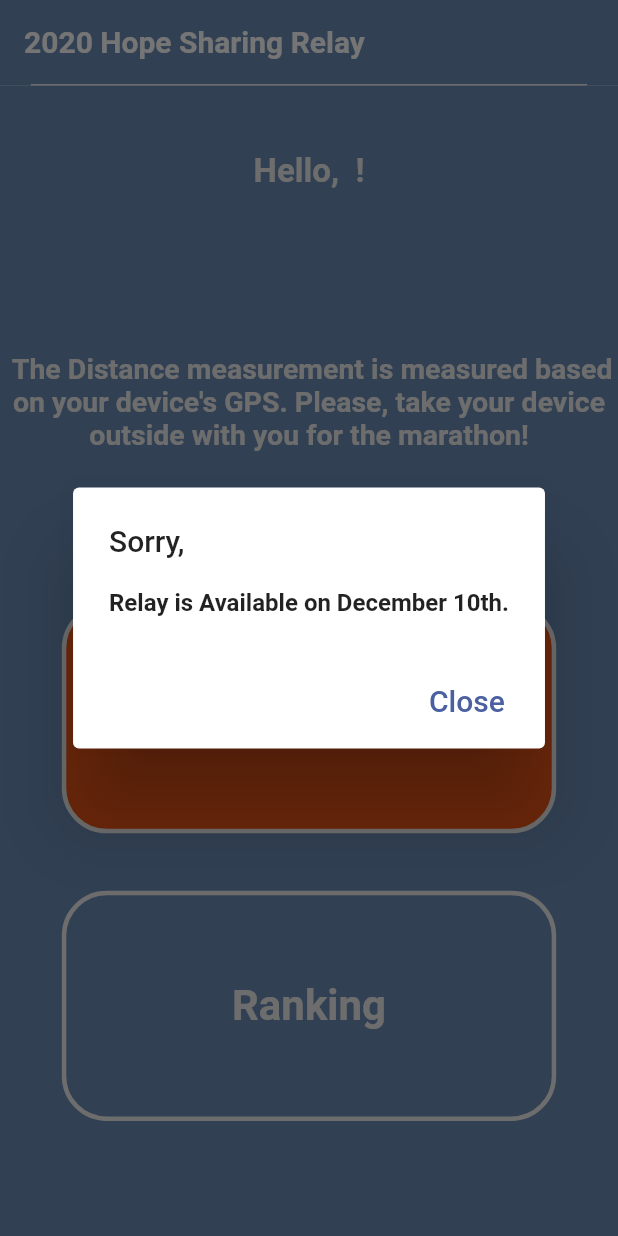
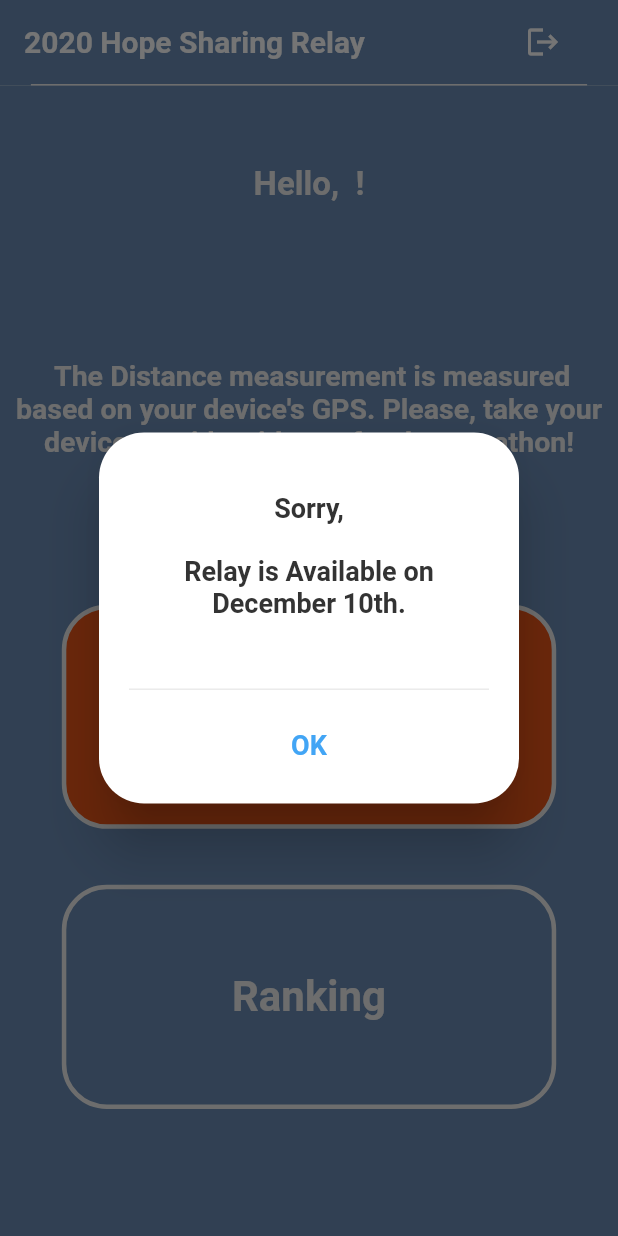
Before and after one commit to seunghwanly/minimarathon, a Flutter app: the RelayStart widget shown alone on an empty page, opened directly with empty values, after a tap on "Relay START", on a phone screen of 412 x 824 dp. Run offline on Flutter 3.47's test engine with Material 2 defaults, Android fonts, the phone set to English and light mode, and no system bars; our stand-ins replace firebase_auth, firebase_core, firebase_database, flutter_linkify, pin_code_fields, shared_preferences and 1 more; missing offline and left inert: background_location, http_auth, international_phone_input, libphonenumber, loading_animations; accounts and stored records are empty; statements that could not run were skipped.

```diff
--- a/minimarathon/lib/component/body/relay/relay_start.dart
+++ b/minimarathon/lib/component/body/relay/relay_start.dart
@@ -1,6 +1,7 @@
 import 'package:flutter/material.dart';
 import 'package:minimarathon/component/body/relay/background_location.dart';
 import 'package:minimarathon/component/header/header.dart';
+import 'package:minimarathon/util/custom_dialog.dart';
 import 'package:minimarathon/util/palette.dart';
 import '../../../util/text_style.dart';
 import '../relay/ranking.dart';
@@ -41,31 +42,32 @@ class RelayStartState extends State<RelayStart> {
   }
 
   void _showDialog() {
-    showDialog(
-      context: context,
-      builder: (BuildContext context) {
-        // return object of type Dialog
-        return AlertDialog(
-          title: new Text("Sorry, " + username),
-          content: new Text("Relay is Available on December 10th.",
-              style: TextStyle(
-                  color: Colors.black87,
-                  fontSize: 16,
-                  fontWeight: FontWeight.w600)),
-          actions: <Widget>[
-            new FlatButton(
-              child: new Text(
-                "Close",
-                style: TextStyle(color: royalblue, fontSize: 20),
-              ),
-              onPressed: () {
-                Navigator.pop(context);
-              },
-            ),
-          ],
-        );
-      },
-    );
+    // showDialog(
+    //   context: context,
+    //   builder: (BuildContext context) {
+    //     // return object of type Dialog
+    //     return AlertDialog(
+    //       title: new Text("Sorry, " + username),
+    //       content: new Text("Relay is Available on December 10th.",
+    //           style: TextStyle(
+    //               color: Colors.black87,
+    //               fontSize: 16,
+    //               fontWeight: FontWeight.w600)),
+    //       actions: <Widget>[
+    //         new FlatButton(
+    //           child: new Text(
+    //             "Close",
+    //             style: TextStyle(color: royalblue, fontSize: 20),
+    //           ),
+    //           onPressed: () {
+    //             Navigator.pop(context);
+    //           },
+    //         ),
+    //       ],
+    //     );
+    //   },
+    // );
+    showMyDialog(context, "Sorry, " + username + '\n\n' + "Relay is Available on December 10th.");
   }
 
   void _navigationToLocation() {
@@ -129,7 +131,9 @@ class RelayStartState extends State<RelayStart> {
   Widget build(BuildContext context) {
     return CustomHeader(
         title: "2020 Hope Sharing Relay",
-        body: new Center(
+        body: new Container(
+          alignment: Alignment.center,
+          padding: EdgeInsets.all(10.0),
           child: Column(
             mainAxisAlignment: MainAxisAlignment.center,
             children: [
--- a/minimarathon/lib/component/header/header.dart
+++ b/minimarathon/lib/component/header/header.dart
@@ -1,3 +1,4 @@
+import 'package:firebase_auth/firebase_auth.dart';
 import 'package:flutter/material.dart';
 import 'package:minimarathon/util/palette.dart';
 
@@ -34,6 +35,14 @@ class CustomHeader extends StatelessWidget {
           textTheme: TextTheme(
               headline6: TextStyle(
                   color: white, fontWeight: FontWeight.bold, fontSize: 20.0)),
+          actions: [
+            FlatButton.icon(
+                onPressed: () async{
+                  await FirebaseAuth.instance.signOut();
+                },
+                icon: Icon(Icons.logout, color: white),
+                label: Text(""))
+          ],
         ),
         body: GestureDetector(
           onTap: () {
```
Also changed, not shown: minimarathon/lib/component/body/register/team_register.dart (+8 -5 lines), minimarathon/lib/main.dart (+125 -110 lines). Lines whose indentation alone changed are shown as unchanged.
